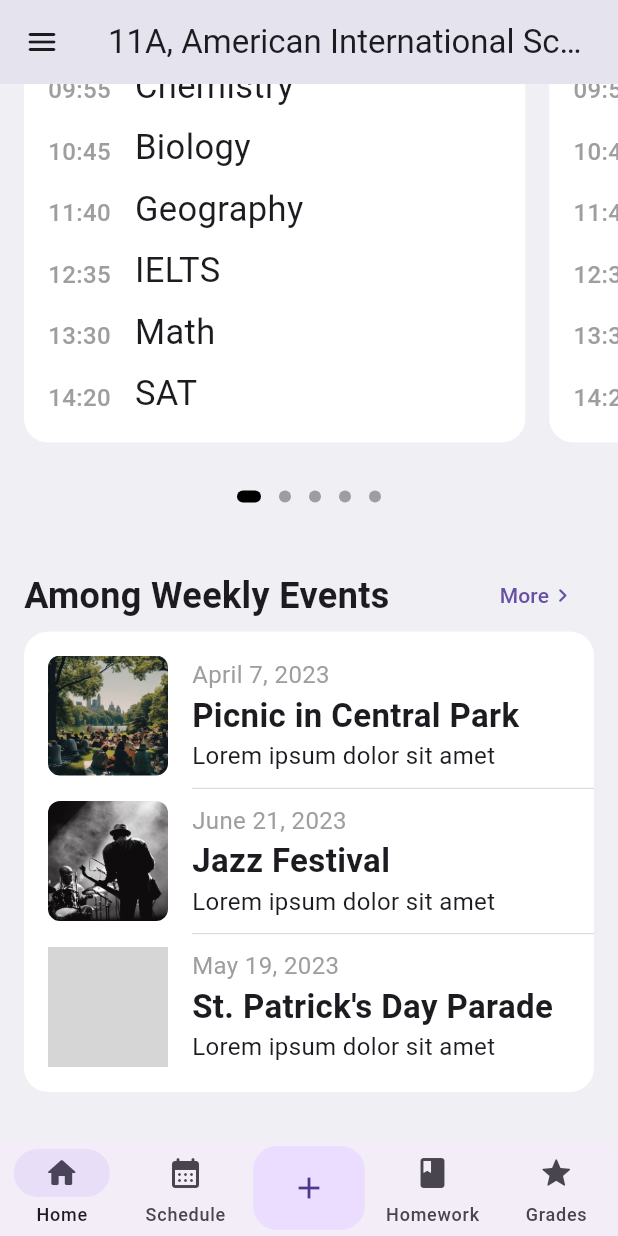
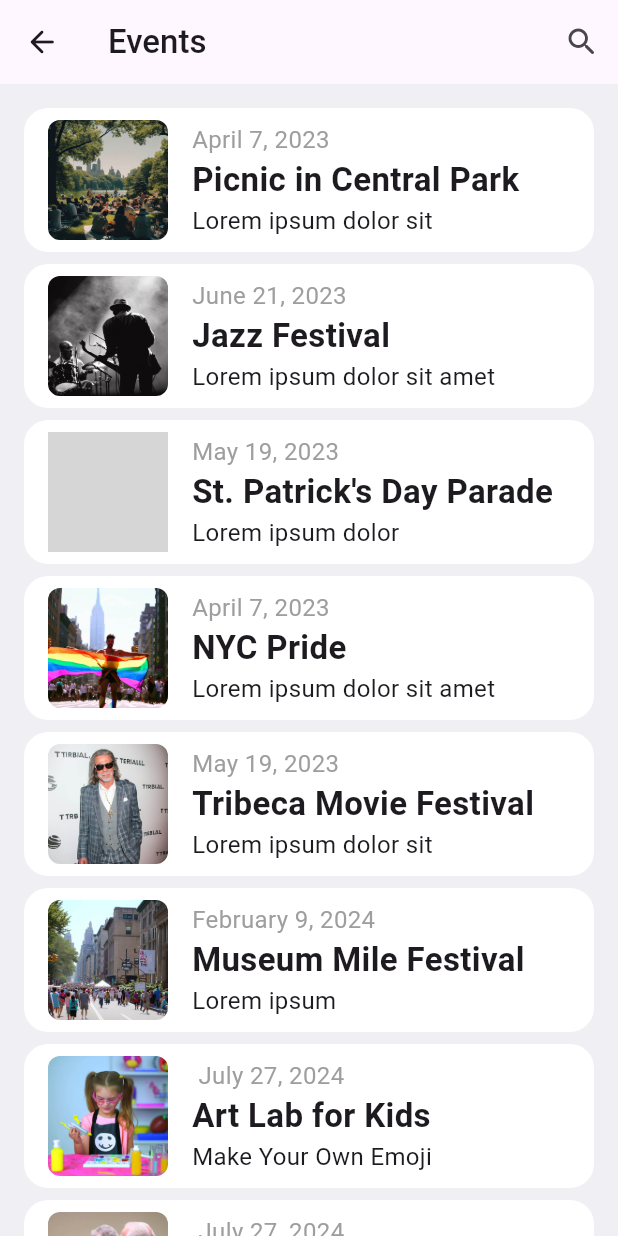
Before and after one commit to GeorgeEu/scentia, a Flutter app: the screen it shows after launch, scrolled down 165 dp, after a tap on "More", on a phone screen of 412 x 824 dp. Run offline on Flutter 3.47's test engine with Material 2 defaults, Android fonts, the phone set to English and light mode, and no system bars; drawn by our look-alikes of dots_indicator; our stand-ins replace table_calendar; grey boxes are pictures that could not be loaded.

Commit message:
Drawer and Events page update (without data)

```diff
--- a/lib/components/events/events.dart
+++ b/lib/components/events/events.dart
@@ -1,6 +1,7 @@
 import 'package:flutter/cupertino.dart';
 import 'package:flutter/material.dart';
-import 'event.dart';
+import '../../pages/drawer_pages/events_page.dart';
+import 'package:card_test/components/events/event.dart';
 
 class Events extends StatelessWidget {
   final List _events;
@@ -28,7 +29,9 @@ class Events extends StatelessWidget {
               if (_events.length > 4) // Check if there are more than 3 events
                 TextButton(
                   onPressed: () {
-                    // Handle button click to open events page
+                    Navigator.of(context).push(MaterialPageRoute(
+                        builder: (context) => EventsPage()
+                    ));
                   },
                   child: Row(
                     children: const [
--- /dev/null
+++ b/lib/components/events/full_event.dart
@@ -0,0 +1,74 @@
+import 'package:flutter/cupertino.dart';
+import 'package:flutter/material.dart';
+
+class FullEvent extends StatelessWidget {
+  final Map<String, String> _event;
+
+  FullEvent(this._event);
+
+  @override
+  Widget build(BuildContext context) {
+    return Padding(
+      padding: const EdgeInsets.only(bottom: 8),
+      child: Container(
+        decoration: BoxDecoration(
+          borderRadius: BorderRadius.circular(16),
+          color: Colors.white
+        ),
+        child: Padding(
+          padding: EdgeInsets.only(left: 16, right: 16, top: 8, bottom: 8),
+          child: Row(
+            children: [
+              Container(
+                width: 80,
+                height: 80,
+                child: ClipRRect(
+                  borderRadius: BorderRadius.circular(8),
+                  child: Image.asset(
+                    _event['ImagePath'].toString(),
+                    fit: BoxFit.cover,
+                  ),
+                ),
+              ),
+              Expanded(
+                  child: Container(
+                    padding: EdgeInsets.only(left: 16),
+                    child: Column(
+                      mainAxisAlignment: MainAxisAlignment.start,
+                      crossAxisAlignment: CrossAxisAlignment.start,
+                      children: [
+                        Text(
+                          _event['Date'].toString(),
+                          style: TextStyle(
+                              overflow: TextOverflow.ellipsis,
+                              fontWeight: FontWeight.normal,
+                              color: Colors.grey,
+                              fontSize: 16
+                          ),
+                        ),
+                        Text(
+                          _event['Name'].toString(),
+                          style: TextStyle(
+                              overflow: TextOverflow.ellipsis,
+                              fontWeight: FontWeight.w600,
+                              fontSize: 22
+                          ),
+                        ),
+                        Text(
+                          _event['Desc'].toString(),
+                          style: TextStyle(
+                              overflow: TextOverflow.ellipsis,
+                              fontSize: 16
+                          ),
+                        ),
+                      ],
+                    ),
+                  )
+              )
+            ],
+          ),
+        ),
+      ),
+    );
+  }
+}
--- /dev/null
+++ b/lib/components/events/full_events.dart
@@ -0,0 +1,47 @@
+import 'package:flutter/cupertino.dart';
+import 'package:flutter/material.dart';
+import '../../pages/drawer_pages/events_page.dart';
+import 'package:card_test/components/events/event.dart';
+
+import 'full_event.dart';
+
+class FullEvents extends StatelessWidget {
+  final List _events;
+
+  const FullEvents(this._events);
+
+  @override
+  Widget build(BuildContext context) {
+    var eventsCount = _events.length;
+    return Container(
+      padding: const EdgeInsets.only(left: 16, right: 16, top: 16, bottom: 16),
+      child: Column(
+        children: [
+          ListView.builder(
+            primary: false,
+            shrinkWrap: true,
+            itemCount: eventsCount,
+            itemBuilder: (context, index) {
+              return FullEvent(_events[index]);
+            },
+          ),
+          // ListView.separated(
+          //   primary: false,
+          //   shrinkWrap: true,
+          //   itemCount: eventsCount,
+          //   itemBuilder: (context, index) {
+          //     return FullEvent(_events[index]);
+          //   },
+          //   separatorBuilder: (context, index) {
+          //     return const Divider(
+          //       thickness: 0.5,
+          //       height: 1,
+          //       indent: 112.0,
+          //     );
+          //   },
+          // ),
+        ],
+      ),
+    );
+  }
+}
--- a/lib/components/navigation_drawer.dart
+++ b/lib/components/navigation_drawer.dart
@@ -57,7 +57,12 @@ class _MyDrawerState extends State<MyDrawer> {
               )),
           ListTile(
             leading: Icon(Icons.event_rounded),
-            title: Text('Events'),
+            title: Text(
+              'Events',
+              style: TextStyle(
+                fontWeight: FontWeight.w500
+              ),
+            ),
             onTap: () {
               Navigator.of(context).push(MaterialPageRoute(
                 builder: (context) => EventsPage()
@@ -66,7 +71,12 @@ class _MyDrawerState extends State<MyDrawer> {
           ),
           ListTile(
             leading: Icon(Icons.school_rounded),
-            title: Text('Exams'),
+            title: Text(
+              'Exams',
+              style: TextStyle(
+                  fontWeight: FontWeight.w500
+              ),
+            ),
             onTap: () {
               Navigator.of(context).push(MaterialPageRoute(
                   builder: (context) => ExamsPage()
@@ -75,7 +85,12 @@ class _MyDrawerState extends State<MyDrawer> {
           ),
           ListTile(
             leading: Icon(Icons.grading_rounded),
-            title: Text('Attendance'),
+            title: Text(
+              'Attendance',
+              style: TextStyle(
+                  fontWeight: FontWeight.w500
+              ),
+            ),
             onTap: () {
               Navigator.of(context).push(MaterialPageRoute(
                   builder: (context) => AttendancePage()
@@ -84,7 +99,12 @@ class _MyDrawerState extends State<MyDrawer> {
           ),
           ListTile(
             leading: Icon(Icons.settings_rounded),
-            title: Text('Settings'),
+            title: Text(
+              'Settings',
+              style: TextStyle(
+                  fontWeight: FontWeight.w500
+              ),
+            ),
             onTap: () {
               Navigator.of(context).push(MaterialPageRoute(
                   builder: (context) => SettingsPage()
--- a/lib/data/events_data/events_data.dart
+++ b/lib/data/events_data/events_data.dart
@@ -3,7 +3,7 @@ class EventsData {
     {
       "Date": "April 7, 2023",
       "Name": "Picnic in Central Park",
-      "Desc": "Lorem ipsum dolor sit amet",
+      "Desc": "Lorem ipsum dolor sit",
       "ImagePath": "assets/picnic_in_c_p.jpg"
     },
     {
@@ -15,38 +15,38 @@ class EventsData {
     {
       "Date": "May 19, 2023",
       "Name": "St. Patrick's Day Parade",
-      "Desc": "Lorem ipsum dolor sit amet",
+      "Desc": "Lorem ipsum dolor",
       "ImagePath": "assets/st_patrick's_day.jpg"
     },
     {
       "Date": "April 7, 2023",
       "Name": "NYC Pride",
       "Desc": "Lorem ipsum dolor sit amet",
-      "ImagePath": "assets/red.png"
+      "ImagePath": "assets/nyc_pride.jpg"
     },
     {
       "Date": "May 19, 2023",
       "Name": "Tribeca Movie Festival",
-      "Desc": "Lorem ipsum dolor sit amet",
-      "ImagePath": "assets/blue.png"
+      "Desc": "Lorem ipsum dolor sit",
+      "ImagePath": "assets/tribeca_mov.jpg"
     },
     {
       "Date": "February 9, 2024",
       "Name": "Museum Mile Festival",
-      "Desc": "Lorem ipsum dolor sit amet",
-      "ImagePath": "assets/blue.png"
+      "Desc": "Lorem ipsum",
+      "ImagePath": "assets/museum_mile.jpg"
     },
     {
-      "Date": "February , 2024",
-      "Name": "Museum Mile Festival",
-      "Desc": "Lorem ipsum dolor sit amet",
-      "ImagePath": "assets/blue.png"
+      "Date": " July 27, 2024",
+      "Name": "Art Lab for Kids",
+      "Desc": "Make Your Own Emoji",
+      "ImagePath": "assets/art_lab_for_kids.jpg"
     },
     {
-      "Date": "February 9, 2024",
-      "Name": "Museum Mile Festival",
-      "Desc": "Lorem ipsum dolor sit amet",
-      "ImagePath": "assets/blue.png"
+      "Date": " July 27, 2024",
+      "Name": "Zoning board meeting",
+      "Desc": "Lorem ipsum dolor sit",
+      "ImagePath": "assets/zoning_board_meeting.jpg"
     },
   ];
 
--- a/lib/main.dart
+++ b/lib/main.dart
@@ -21,7 +21,6 @@ class Scentia extends StatelessWidget {
       title: 'Card Test',
       theme: ThemeData(
         useMaterial3: true,
-        primarySwatch: Colors.green,
       ),
       home: const BottomBar()
     );
--- a/lib/pages/drawer_pages/events_page.dart
+++ b/lib/pages/drawer_pages/events_page.dart
@@ -1,4 +1,7 @@
+import 'package:card_test/components/events/full_events.dart';
 import 'package:flutter/material.dart';
+
+import '../../data/events_data/events_data.dart';
 
 class EventsPage extends StatefulWidget {
   const EventsPage({Key? key}) : super(key: key);
@@ -8,20 +11,42 @@ class EventsPage extends StatefulWidget {
 }
 
 class _EventsPageState extends State<EventsPage> {
+  var events = EventsData();
   @override
   Widget build(BuildContext context) {
     return Scaffold(
       appBar: AppBar(
+        actions: [
+          IconButton(
+            icon: Icon(Icons.search_rounded),
+            onPressed: () {
+              // showSearch(context: context, delegate: );
+            },
+          )
+        ],
         leading: IconButton(
             icon: Icon(Icons.arrow_back_rounded),
             onPressed: () {
               Navigator.pop(context);
             }),
-        title: Text('Events'),
+        title: Text(
+          'Events',
+          style: TextStyle(
+            fontWeight: FontWeight.w500,
+          ),
+        ),
+        // titleSpacing: 0,
       ),
-      body: Center(
-        child: Icon(Icons.event_rounded),
-      ),
+      body: Container(
+        color: const Color(0xffefeff4),
+        child: SingleChildScrollView(
+          child: Column(
+            children: [
+              FullEvents(events.getEvents()),
+            ],
+          ),
+        ),
+      )
     );
   }
 }
--- a/pubspec.yaml
+++ b/pubspec.yaml
@@ -66,7 +66,11 @@ flutter:
     - assets/jazz_fest.jpg
     - assets/st_patrick's_day.jpg
     - assets/avatar.jpg
-
+    - assets/art_lab_for_kids.jpg
+    - assets/nyc_pride.jpg
+    - assets/zoning_board_meeting.jpg
+    - assets/tribeca_mov.jpg
+    - assets/museum_mile.jpg
   # An image asset can refer to one or more resolution-specific "variants", see
   # https://flutter.dev/assets-and-images/#resolution-aware
 
```
Also changed, not shown: lib/components/events/event.dart (+0 -62 lines), assets/art_lab_for_kids.jpg (added), assets/museum_mile.jpg (added), assets/nyc_pride.jpg (added), assets/tribeca_mov.jpg (added), assets/zoning_board_meeting.jpg (added), lib/components/delegate_class.dart (added).
